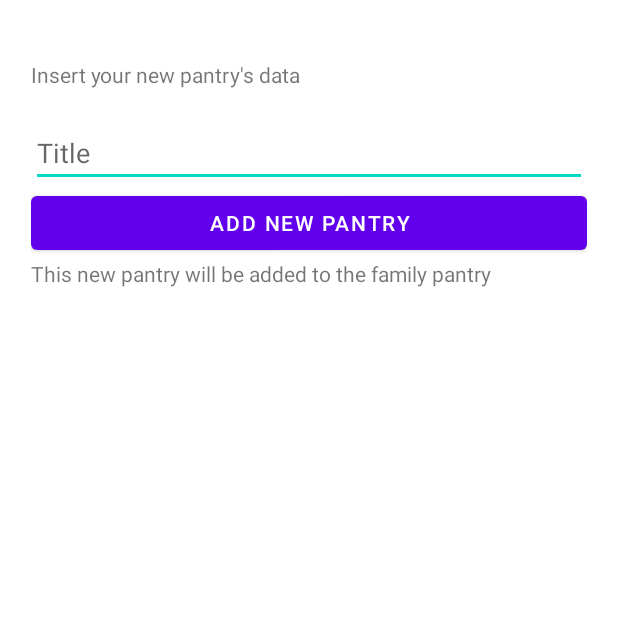
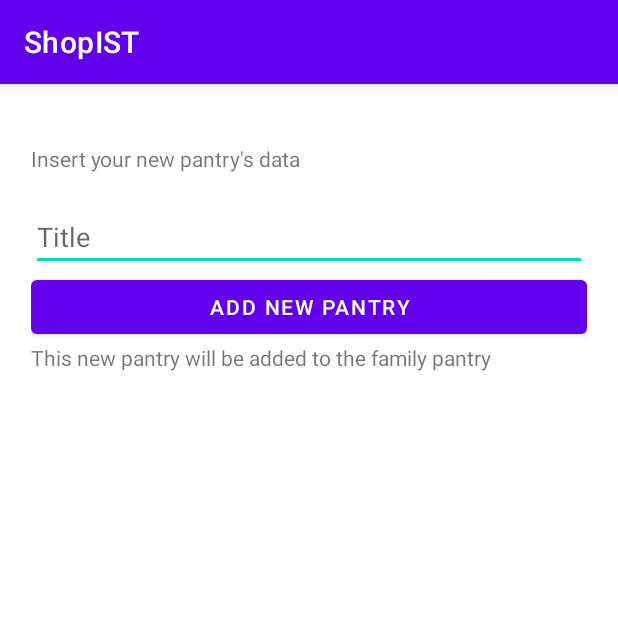
Before and after one commit to joaocmd/ShopIST, an Android app: the screen it shows after launch (CreatePantryActivity), after a tap on "NEW PANTRY", on a phone screen of 412 x 824 dp, the top half of it. Run offline under Robolectric (Android 15) with nearby library versions, the phone set to English and light mode, and no system bars.

Commit message:
Return topbar to activities

```diff
--- a/ShopIST/app/src/main/res/values-night/themes.xml
+++ b/ShopIST/app/src/main/res/values-night/themes.xml
@@ -1,6 +1,6 @@
 <resources xmlns:tools="http://schemas.android.com/tools">
     <!-- Base application theme. -->
-    <style name="Theme.ShopIST" parent="Theme.MaterialComponents.DayNight.NoActionBar">
+    <style name="Theme.ShopIST" parent="Theme.MaterialComponents.DayNight.DarkActionBar">
         <!-- Primary brand color. -->
         <item name="colorPrimary">@color/purple_200</item>
         <item name="colorPrimaryVariant">@color/purple_700</item>
--- a/ShopIST/app/src/main/res/values/themes.xml
+++ b/ShopIST/app/src/main/res/values/themes.xml
@@ -1,6 +1,6 @@
 <resources xmlns:tools="http://schemas.android.com/tools">
     <!-- Base application theme. -->
-    <style name="Theme.ShopIST" parent="Theme.MaterialComponents.DayNight.NoActionBar">
+    <style name="Theme.ShopIST" parent="Theme.MaterialComponents.DayNight.DarkActionBar">
         <!-- Primary brand color. -->
         <item name="colorPrimary">@color/purple_500</item>
         <item name="colorPrimaryVariant">@color/purple_700</item>
```
